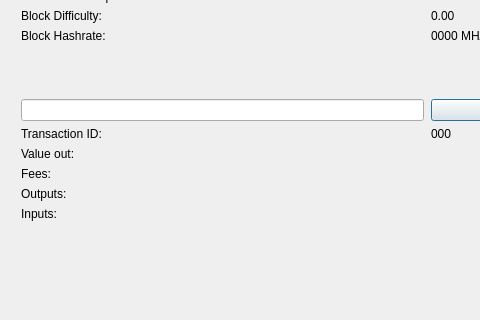
Above: src/qt/forms/blockbrowser.ui from Crypto-Expert/HoboNickels before the change; both pictures show x 0 to 480 and y 180 to 500 of the 850 by 500 pixel window. Below: the same form after it.
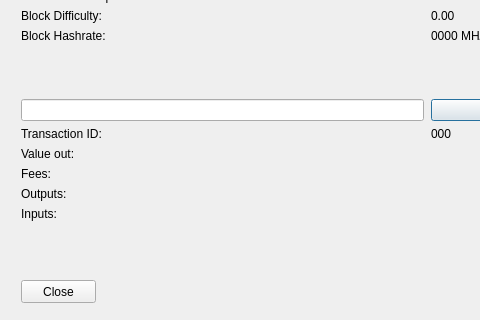
That is the form after the change.

Commit message:
Block Browser Final Update
More code cleanup, close button added, remove un needed includes

Diff of the .ui file:
```diff
--- a/src/qt/forms/blockbrowser.ui
+++ b/src/qt/forms/blockbrowser.ui
@@ -440,6 +440,19 @@
        </item>
       </layout>
      </widget>
+     <widget class="QPushButton" name="closeButton">
+      <property name="geometry">
+       <rect>
+        <x>0</x>
+        <y>450</y>
+        <width>75</width>
+        <height>23</height>
+       </rect>
+      </property>
+      <property name="text">
+       <string>Close</string>
+      </property>
+     </widget>
     </widget>
    </item>
   </layout>
```
The commit also changes 2 other files.
